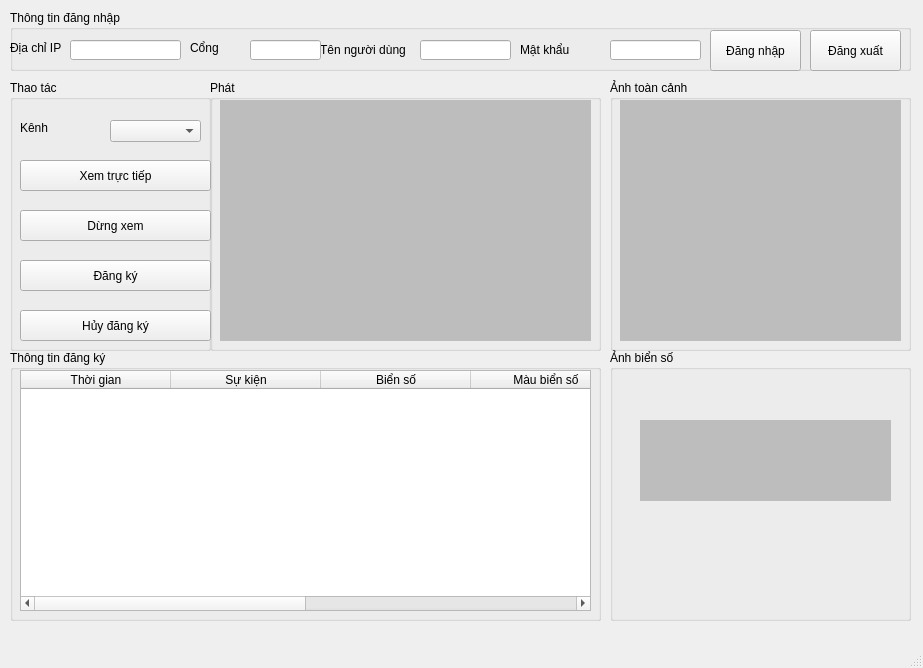
Old version of the form IntelligentTrafficUI.ui in the repository tunamhoang/IntelligentTrafficDemo.
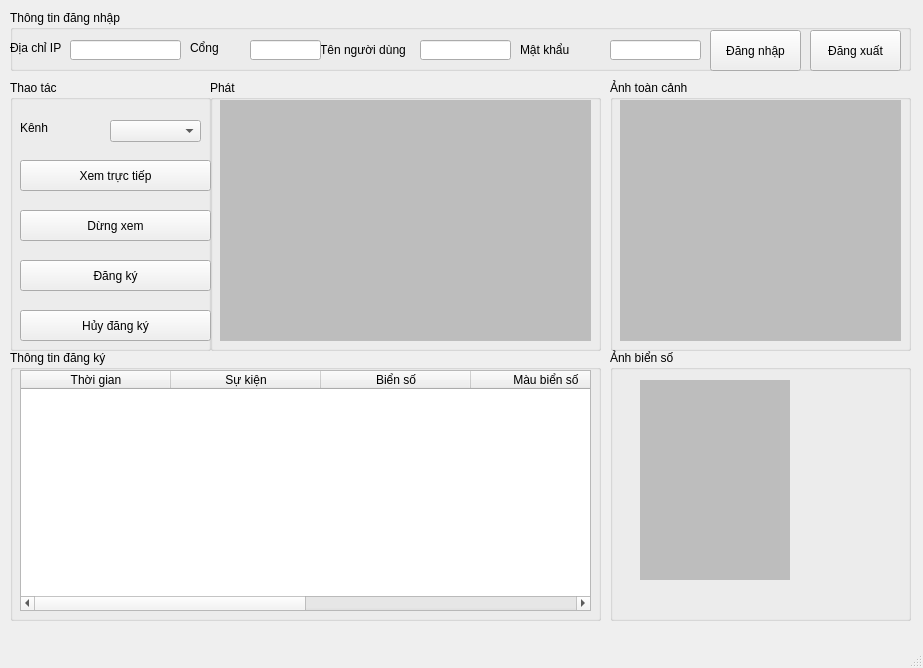
New version of the form.

Commit message: Adjust plate image ratio and add history image viewer

What changed in the file:
```diff
--- a/IntelligentTrafficUI.ui
+++ b/IntelligentTrafficUI.ui
@@ -384,9 +384,9 @@
      <property name="geometry">
       <rect>
        <x>30</x>
-       <y>70</y>
-       <width>251</width>
-       <height>81</height>
+       <y>30</y>
+       <width>150</width>
+       <height>200</height>
       </rect>
      </property>
      <property name="styleSheet">
```
The commit also changes 2 other files.
